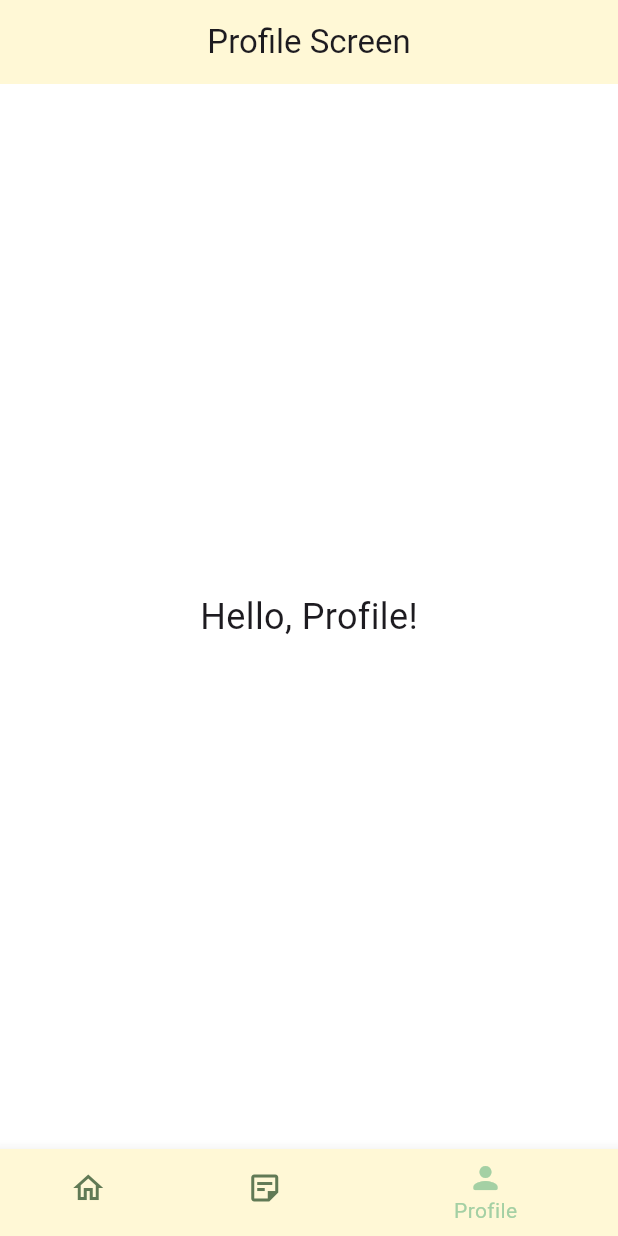
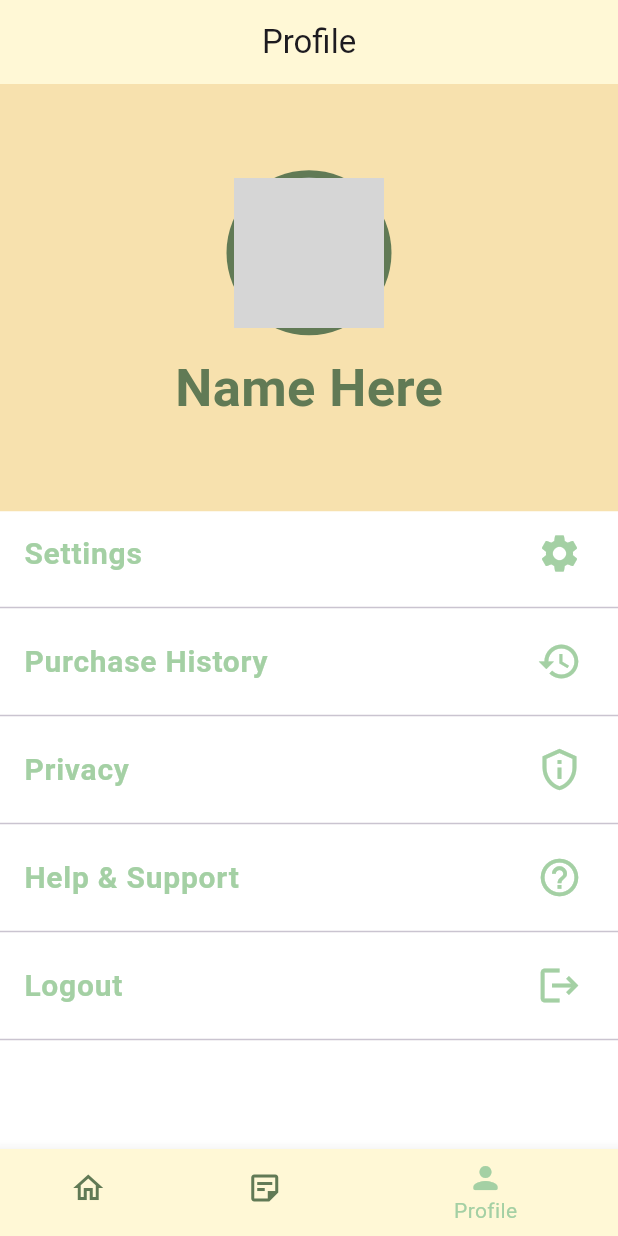
Before and after one commit to BertyAl/FlutterP1, a Flutter app: the screen it shows after launch, item 3 of the bottom bar chosen, on a phone screen of 412 x 824 dp. Run offline on Flutter 3.47's test engine with Material 3 defaults, Android fonts, the phone set to English and light mode, and no system bars; network calls fail; grey boxes are pictures that could not be loaded.

Commit message:
ADDING PROFILE SCREEEN

```diff
--- a/lib/screens/profile_screen.dart
+++ b/lib/screens/profile_screen.dart
@@ -1,5 +1,6 @@
 import 'package:flutter/material.dart';
 import 'package:flutter_project1/utils/colors.dart';
+
 
 class ProfileScreen extends StatefulWidget {
   const ProfileScreen({super.key});
@@ -11,24 +12,173 @@ class ProfileScreen extends StatefulWidget {
 class _ProfileScreenState extends State<ProfileScreen> {
   @override
   Widget build(BuildContext context) {
-    return Theme(
-      data: ThemeData.light(),
-
-      child: Scaffold(
-        appBar: AppBar(
-          backgroundColor: main1,
-          title: const Text('Profile Screen'),
-          centerTitle: true ,
+    return Scaffold(
+      appBar: AppBar(
+        backgroundColor: main1,
+        title: Center(
+          child: const Text('Profile'),
         ),
-
-        body: const Center(
-          child: Text(
-            'Hello, Profile!',
-            style: TextStyle(fontSize: 24),
+      ),
+      body: ListView(
+        children: <Widget>[
+          Container(
+            height: 285,
+            decoration: BoxDecoration(
+              color: middle1
+              // gradient: LinearGradient(
+              //   colors: [main1, Colors.white],
+              //   begin: Alignment.centerLeft,
+              //   end: Alignment.centerRight,
+              //   stops: [0, 0.4],
+              // ),
+            ),
+            child: Column(
+              crossAxisAlignment: CrossAxisAlignment.center,
+              mainAxisAlignment: MainAxisAlignment.center,
+              children: <Widget>[
+                Row(
+                  mainAxisAlignment: MainAxisAlignment.spaceAround,
+                  children: <Widget>[
+                    CircleAvatar(
+                      backgroundColor: lower1,
+                      minRadius: 55.0,
+                      child: CircleAvatar(
+                        radius: 50.0,
+                        backgroundImage: NetworkImage(
+                            'https://media.istockphoto.com/id/1337144146/id/vektor/vektor-ikon-profil-avatar-default.jpg?s=612x612&w=0&k=20&c=oMrbNlS6EplbdwqmGml8h5Sbk33Pu3FHQRJ7OyRro2o='),
+                      ),
+                    ),
+                  ],
+                ),
+                SizedBox(
+                  height: 10,
+                ),
+                Text(
+                  'Name Here',
+                  style: TextStyle(
+                    fontSize: 35,
+                    fontWeight: FontWeight.bold,
+                    color: lower1,
+                  ),
+                ),
+              ],
+            ),
           ),
-        ),
-        backgroundColor: Colors.white,
+          Container(
+            color: Colors.white,
+            child: Column(
+              children: <Widget>[
+                GestureDetector(
+                  onTap: () {
+                    print("Setting Clicked");
+                  },
+                  child: ListTile(
+                    title: Text(
+                      'Settings ',
+                      style: TextStyle(
+                        color: upper1,
+                        fontSize: 20,
+                        fontWeight: FontWeight.bold,
+                      ),
+                    ),
+                    trailing: Icon(
+                      Icons.settings,
+                      color: upper1,
+                      size: 30,
+                    ),
+                  ),
+                ),
+                Divider(),
+                GestureDetector(
+                  onTap: () {
+                    print("Purchase History Clicked");
+                  },
+                  child: ListTile(
+                    title: Text(
+                      'Purchase History ',
+                      style: TextStyle(
+                        color: upper1,
+                        fontSize: 20,
+                        fontWeight: FontWeight.bold,
+                      ),
+                    ),
+                    trailing: Icon(
+                      Icons.history_outlined,
+                      color: upper1,
+                      size: 30,
+                    ),
+                  ),
+                ),
+                Divider(),
+                GestureDetector(
+                  onTap: () {
+                    print("Privacy Clicked");
+                  },
+                  child: ListTile(
+                    title: Text(
+                      'Privacy ',
+                      style: TextStyle(
+                        color: upper1,
+                        fontSize: 20,
+                        fontWeight: FontWeight.bold,
+                      ),
+                    ),
+                    trailing: Icon(
+                      Icons.privacy_tip_outlined,
+                      color: upper1,
+                      size: 30,
+                    ),
+                  ),
+                ),
+                Divider(),
+                GestureDetector(
+                  onTap: () {
+                    print("Help & Support Clicked");
+                  },
+                  child: ListTile(
+                    title: Text(
+                      'Help & Support ',
+                      style: TextStyle(
+                        color: upper1,
+                        fontSize: 20,
+                        fontWeight: FontWeight.bold,
+                      ),
+                    ),
+                    trailing: Icon(
+                      Icons.help_outline,
+                      color: upper1,
+                      size: 30,
+                    ),
+                  ),
+                ),
+                Divider(),
+                GestureDetector(
+                  onTap: () {
+                    print("Logout Clicked");
+                  },
+                  child: ListTile(
+                    title: Text(
+                      'Logout ',
+                      style: TextStyle(
+                        color: upper1,
+                        fontSize: 20,
+                        fontWeight: FontWeight.bold,
+                      ),
+                    ),
+                    trailing: Icon(
+                      Icons.logout,
+                      color: upper1,
+                      size: 30,
+                    ),
+                  ),
+                ),
+                Divider(),
+              ],
+            ),
+          )
+        ],
       ),
+      backgroundColor: Colors.white,
     );
   }
 }
--- a/pubspec.yaml
+++ b/pubspec.yaml
@@ -31,7 +31,8 @@ dependencies:
   provider: ^6.0.5
   flutter:
     sdk: flutter
-
+  line_awesome_flutter:
+  get:
   firebase_core:
   firebase_auth:
 
```
Also changed, not shown: pubspec.lock.
